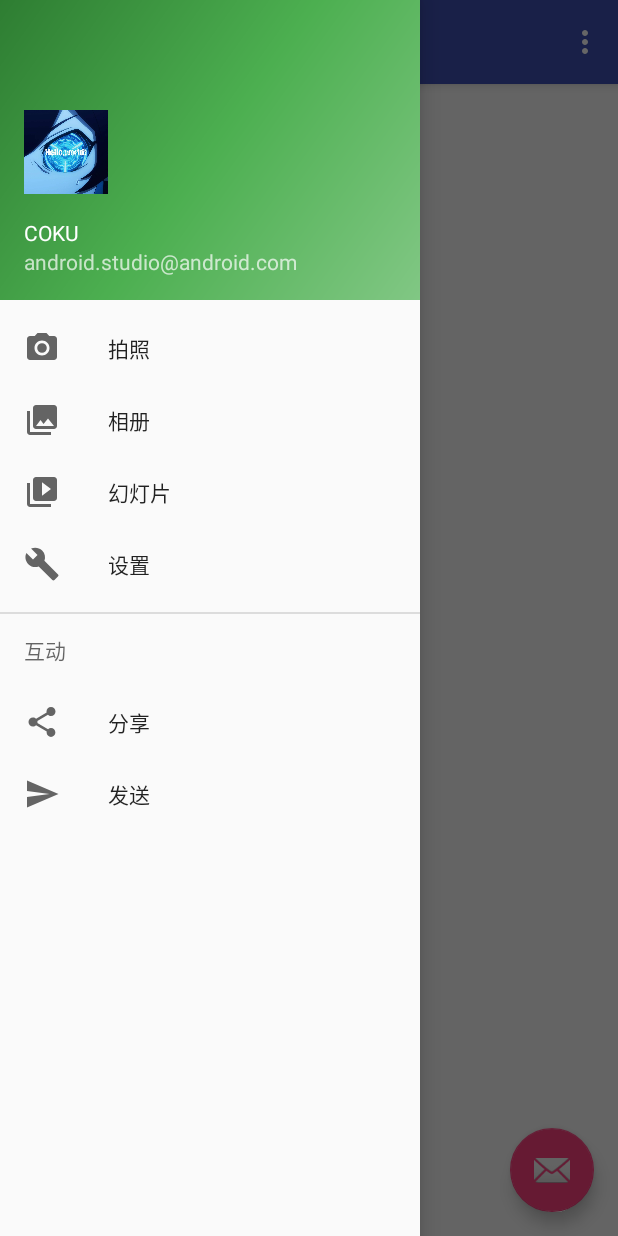
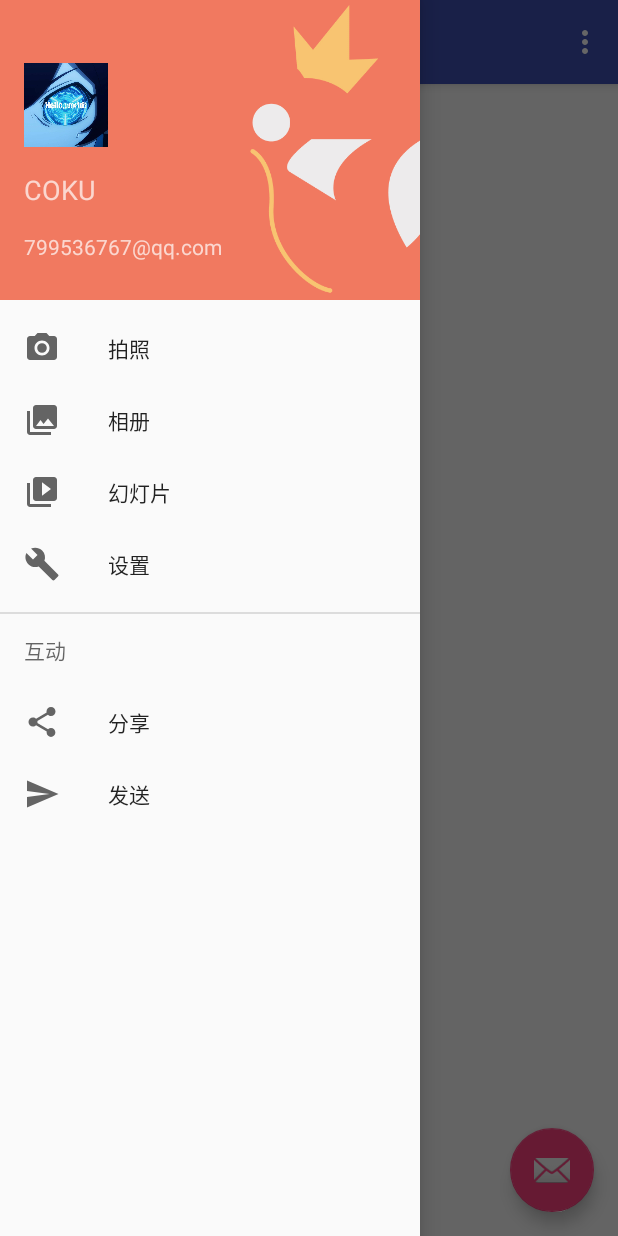
Before and after one commit to ssj64260/MyApp, an Android app: the screen it shows after launch (MainActivity), with the side drawer open, on a phone screen of 412 x 824 dp. Run offline under Robolectric (Android 15) with nearby library versions, the phone set to English and light mode, and no system bars; libraries missing offline, so code that uses them is left out: com.orhanobut.logger; 3 statements that could not run were skipped.

Commit message:
#欢迎界面不允许点返回键，主页左侧滑动抽屉顶部背景

```diff
--- a/app/src/main/java/com/example/lenovo/myapp/ui/GuideActivity.java
+++ b/app/src/main/java/com/example/lenovo/myapp/ui/GuideActivity.java
@@ -44,4 +44,9 @@ public class GuideActivity extends BaseActivity {
             }
         }).start();
     }
+
+    @Override
+    public void onBackPressed() {
+
+    }
 }
--- a/app/src/main/res/drawable/side_nav_bar.xml
+++ b/app/src/main/res/drawable/side_nav_bar.xml
@@ -2,8 +2,8 @@
     android:shape="rectangle">
     <gradient
         android:angle="135"
-        android:centerColor="#4CAF50"
-        android:endColor="#2E7D32"
-        android:startColor="#81C784"
+        android:centerColor="#4c4eaf"
+        android:endColor="#2f2e7d"
+        android:startColor="#7d79ff"
         android:type="linear" />
 </shape>
--- a/app/src/main/res/layout/nav_header_main.xml
+++ b/app/src/main/res/layout/nav_header_main.xml
@@ -1,35 +1,50 @@
 <?xml version="1.0" encoding="utf-8"?>
-<LinearLayout xmlns:android="http://schemas.android.com/apk/res/android"
+<RelativeLayout xmlns:android="http://schemas.android.com/apk/res/android"
     xmlns:app="http://schemas.android.com/apk/res-auto"
     android:layout_width="match_parent"
     android:layout_height="@dimen/nav_header_height"
-    android:background="@drawable/side_nav_bar"
-    android:gravity="bottom"
+    android:theme="@style/ThemeOverlay.AppCompat.Dark">
+
+    <ImageView
+        android:layout_width="match_parent"
+        android:layout_height="match_parent"
+        android:src="@mipmap/bg_magikarp"
+        android:scaleType="centerCrop"
+        android:visibility="visible"/>
+
+    <LinearLayout
+        android:layout_width="match_parent"
+        android:layout_height="match_parent"
+        android:gravity="center_vertical"
         android:orientation="vertical"
         android:paddingBottom="@dimen/activity_vertical_margin"
         android:paddingLeft="@dimen/activity_horizontal_margin"
         android:paddingRight="@dimen/activity_horizontal_margin"
-    android:paddingTop="@dimen/activity_vertical_margin"
-    android:theme="@style/ThemeOverlay.AppCompat.Dark">
+        android:paddingTop="@dimen/activity_vertical_margin">
 
         <ImageView
             android:id="@+id/imageView"
             android:layout_width="@dimen/nav_header_avatar_width"
             android:layout_height="@dimen/nav_header_avatar_height"
+            android:layout_marginTop="@dimen/activity_vertical_margin"
             android:scaleType="centerInside"
             app:srcCompat="@mipmap/app_icon" />
 
         <TextView
-        android:layout_width="match_parent"
+            android:layout_width="wrap_content"
             android:layout_height="wrap_content"
+            android:gravity="center"
             android:paddingTop="@dimen/nav_header_vertical_spacing"
             android:text="COKU"
-        android:textAppearance="@style/TextAppearance.AppCompat.Body1" />
+            android:textSize="18sp" />
 
         <TextView
             android:id="@+id/textView"
             android:layout_width="wrap_content"
             android:layout_height="wrap_content"
-        android:text="android.studio@android.com" />
+            android:paddingTop="@dimen/nav_header_vertical_spacing"
+            android:text="799536767@qq.com" />
+    </LinearLayout>
 
-</LinearLayout>
+
+</RelativeLayout>
```
Also changed, not shown: app/src/main/res/mipmap-xxhdpi/bg_magikarp.jpg (added). Lines whose indentation alone changed are shown as unchanged.
